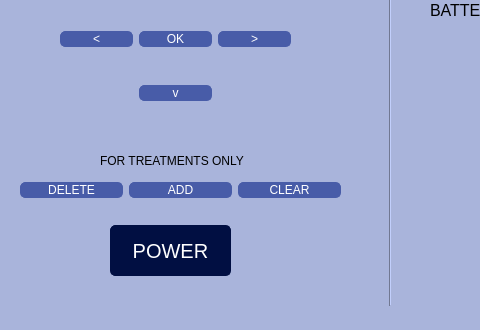
This is 3004project/mainwindow.ui in colinmatti/COMP3004-Project as Qt 5 draws it before an edit; both pictures show x 0 to 480 and y 335 to 665 of the 727 by 665 pixel window. The edited form follows.
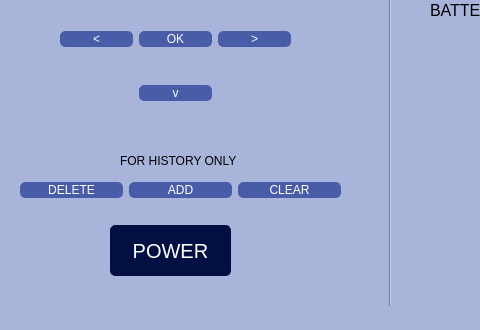
This is the edited form.

What changed in the file:
```diff
--- a/3004project/mainwindow.ui
+++ b/3004project/mainwindow.ui
@@ -375,14 +375,14 @@
    <widget class="QLabel" name="deviceLabel">
     <property name="geometry">
      <rect>
-      <x>100</x>
+      <x>120</x>
       <y>480</y>
-      <width>161</width>
+      <width>121</width>
       <height>31</height>
      </rect>
     </property>
     <property name="text">
-     <string>FOR TREATMENTS ONLY</string>
+     <string>FOR HISTORY ONLY</string>
     </property>
    </widget>
    <zorder>frame</zorder>
```
Left out of the diff: 2 changed lines with no effect on the pictures.
